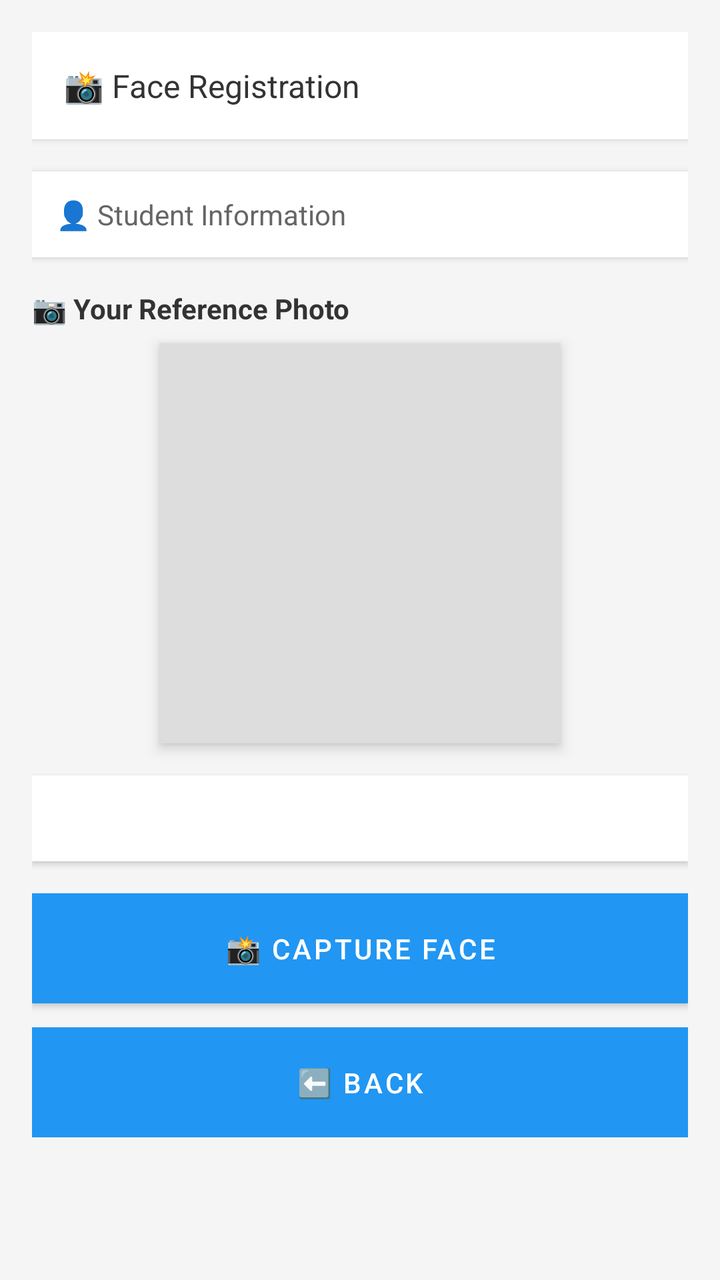
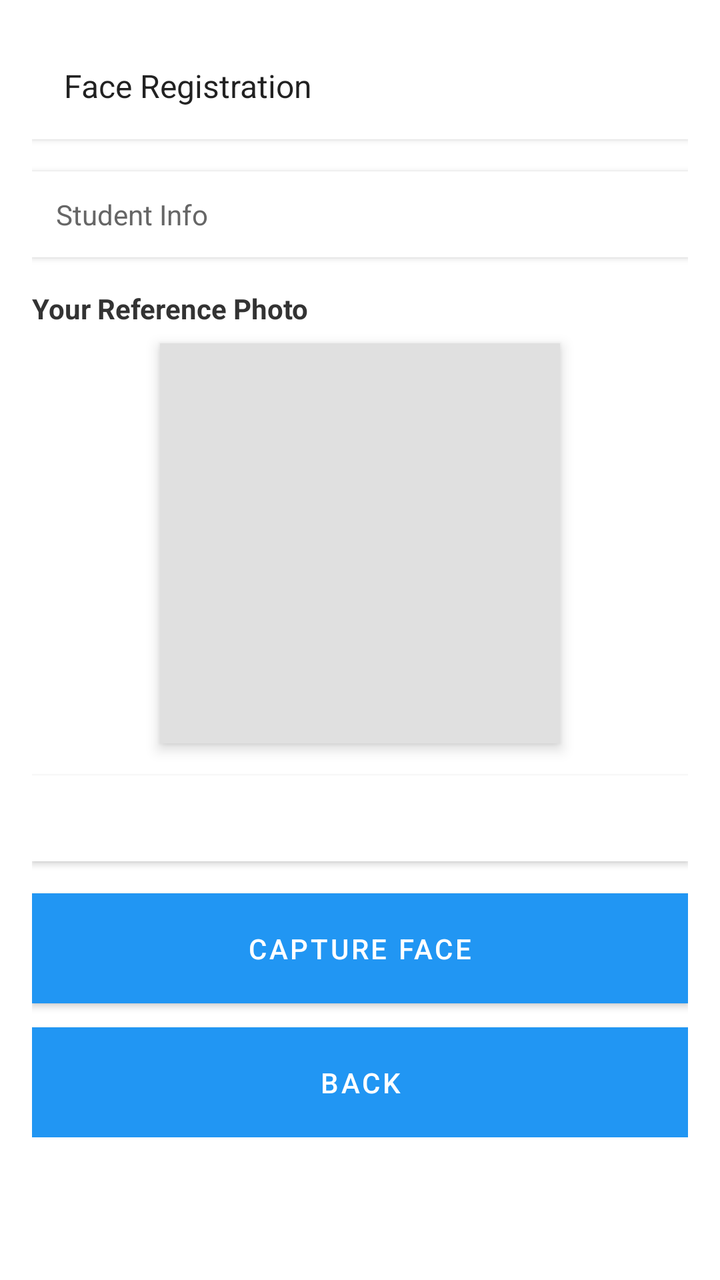

The first picture is an Android layout as it rendered before a commit; the second is the same layout after the commit. The layout source and the unified diff follow.
<!-- AndroidManifest.xml: application theme Theme.SmartAttendanceSystem -->
<!-- res/layout/activity_face_registration.xml -->
<?xml version="1.0" encoding="utf-8"?>
<ScrollView xmlns:android="http://schemas.android.com/apk/res/android"
    android:layout_width="match_parent"
    android:layout_height="match_parent"
    android:background="#f5f5f5"
    android:padding="16dp">

    <LinearLayout
        android:layout_width="match_parent"
        android:layout_height="wrap_content"
        android:orientation="vertical"
        android:gravity="center_horizontal">

        
        <TextView
            android:id="@+id/tv_instructions"
            android:layout_width="match_parent"
            android:layout_height="wrap_content"
            android:text="📸 Face Registration"
            android:textSize="16sp"
            android:textColor="#333"
            android:background="#fff"
            android:padding="16dp"
            android:layout_marginBottom="16dp"
            android:elevation="2dp" />

        
        <TextView
            android:id="@+id/tv_student_info"
            android:layout_width="match_parent"
            android:layout_height="wrap_content"
            android:text="👤 Student Information"
            android:textSize="14sp"
            android:textColor="#666"
            android:background="#fff"
            android:padding="12dp"
            android:layout_marginBottom="16dp"
            android:elevation="2dp" />

        
        <TextView
            android:layout_width="match_parent"
            android:layout_height="wrap_content"
            android:text="📷 Your Reference Photo"
            android:textSize="14sp"
            android:textColor="#333"
            android:textStyle="bold"
            android:layout_marginBottom="8dp" />

        
        <ImageView
            android:id="@+id/iv_reference_face"
            android:layout_width="200dp"
            android:layout_height="200dp"
            android:background="#ddd"
            android:scaleType="centerCrop"
            android:layout_marginBottom="16dp"
            android:elevation="4dp" />

        
        <TextView
            android:id="@+id/tv_registration_status"
            android:layout_width="match_parent"
            android:layout_height="wrap_content"
            android:text=""
            android:textSize="14sp"
            android:textColor="#666"
            android:background="#fff"
            android:padding="12dp"
            android:layout_marginBottom="16dp"
            android:elevation="2dp" />

        
        <ProgressBar
            android:id="@+id/progressBar"
            android:layout_width="wrap_content"
            android:layout_height="wrap_content"
            android:layout_marginBottom="16dp"
            android:visibility="gone" />

        
        <Button
            android:id="@+id/btn_capture_face"
            android:layout_width="match_parent"
            android:layout_height="wrap_content"
            android:text="📸 Capture Face"
            android:background="#4CAF50"
            android:textColor="#fff"
            android:padding="12dp"
            android:layout_marginBottom="12dp" />

        <Button
            android:id="@+id/btn_register_face"
            android:layout_width="match_parent"
            android:layout_height="wrap_content"
            android:text="✅ Register Face"
            android:background="#2196F3"
            android:textColor="#fff"
            android:padding="12dp"
            android:layout_marginBottom="12dp"
            android:visibility="gone" />

        <Button
            android:id="@+id/btn_back"
            android:layout_width="match_parent"
            android:layout_height="wrap_content"
            android:text="⬅️ Back"
            android:background="#757575"
            android:textColor="#fff"
            android:padding="12dp" />
    </LinearLayout>
</ScrollView>
<!-- resources referenced by this layout -->
<resources>
  <style name="Theme.SmartAttendanceSystem" parent="Theme.MaterialComponents.DayNight.NoActionBar">
          <item name="colorPrimary">@color/main_500</item>
          <item name="colorPrimaryVariant">@color/main_700</item>
          <item name="colorOnPrimary">@color/white</item>
          <item name="colorSecondary">@color/teal_700</item>
          <item name="colorSecondaryVariant">@color/teal_200</item>
          <item name="colorOnSecondary">@color/black</item>
          <item name="android:statusBarColor" tools:targetApi="l">?attr/colorPrimaryVariant</item>
      </style>
  <color name="main_500">#2196F3</color>
  <color name="main_700">#1976D2</color>
  <color name="white">#FFFFFF</color>
  <color name="teal_700">#00796B</color>
  <color name="teal_200">#80CBC4</color>
  <color name="black">#000000</color>
</resources>

<!-- the commit's change to res/layout/activity_face_registration.xml (unified diff, before → after) -->
@@ -2,7 +2,7 @@
 <ScrollView xmlns:android="http://schemas.android.com/apk/res/android"
     android:layout_width="match_parent"
     android:layout_height="match_parent"
-    android:background="#f5f5f5"
+    android:background="?attr/colorSurface"
     android:padding="16dp">
 
     <LinearLayout
@@ -16,10 +16,10 @@
             android:id="@+id/tv_instructions"
             android:layout_width="match_parent"
             android:layout_height="wrap_content"
-            android:text="📸 Face Registration"
+            android:text="@string/face_registration_title"
             android:textSize="16sp"
-            android:textColor="#333"
-            android:background="#fff"
+            android:textColor="?android:attr/textColorPrimary"
+            android:background="@color/white"
             android:padding="16dp"
             android:layout_marginBottom="16dp"
             android:elevation="2dp" />
@@ -29,7 +29,7 @@
             android:id="@+id/tv_student_info"
             android:layout_width="match_parent"
             android:layout_height="wrap_content"
-            android:text="👤 Student Information"
+            android:text="@string/student_info_title"
             android:textSize="14sp"
             android:textColor="#666"
             android:background="#fff"
@@ -41,7 +41,7 @@
         <TextView
             android:layout_width="match_parent"
             android:layout_height="wrap_content"
-            android:text="📷 Your Reference Photo"
+            android:text="@string/your_reference_photo"
             android:textSize="14sp"
             android:textColor="#333"
             android:textStyle="bold"
@@ -52,10 +52,11 @@
             android:id="@+id/iv_reference_face"
             android:layout_width="200dp"
             android:layout_height="200dp"
-            android:background="#ddd"
+            android:background="@color/image_placeholder"
             android:scaleType="centerCrop"
             android:layout_marginBottom="16dp"
-            android:elevation="4dp" />
+            android:elevation="4dp"
+            android:contentDescription="@string/desc_reference_face_image" />
 
         
         <TextView
@@ -83,9 +84,9 @@
             android:id="@+id/btn_capture_face"
             android:layout_width="match_parent"
             android:layout_height="wrap_content"
-            android:text="📸 Capture Face"
-            android:background="#4CAF50"
-            android:textColor="#fff"
+            android:text="@string/capture_face"
+            android:background="@color/success_color"
+            android:textColor="@color/white"
             android:padding="12dp"
             android:layout_marginBottom="12dp" />
 
@@ -93,9 +94,9 @@
             android:id="@+id/btn_register_face"
             android:layout_width="match_parent"
             android:layout_height="wrap_content"
-            android:text="✅ Register Face"
-            android:background="#2196F3"
-            android:textColor="#fff"
+            android:text="@string/register_face"
+            android:background="@color/primary_color"
+            android:textColor="@color/white"
             android:padding="12dp"
             android:layout_marginBottom="12dp"
             android:visibility="gone" />
@@ -104,9 +105,9 @@
             android:id="@+id/btn_back"
             android:layout_width="match_parent"
             android:layout_height="wrap_content"
-            android:text="⬅️ Back"
-            android:background="#757575"
-            android:textColor="#fff"
+            android:text="@string/back"
+            android:background="@color/text_secondary"
+            android:textColor="@color/white"
             android:padding="12dp" />
     </LinearLayout>
 </ScrollView>
<!-- resource entries referenced after the edit -->
@@ -1,5 +1,9 @@
 <!-- resources referenced by this layout -->
 <resources>
+  <color name="image_placeholder">#E0E0E0</color>
+  <color name="primary_color">#2196F3</color>
+  <color name="success_color">#4CAF50</color>
+  <color name="text_secondary">#757575</color>
   <style name="Theme.SmartAttendanceSystem" parent="Theme.MaterialComponents.DayNight.NoActionBar">
           <item name="colorPrimary">@color/main_500</item>
           <item name="colorPrimaryVariant">@color/main_700</item>
@@ -12,6 +16,13 @@
   <color name="main_500">#2196F3</color>
   <color name="main_700">#1976D2</color>
   <color name="white">#FFFFFF</color>
+  <string name="back">Back</string>
+  <string name="capture_face">Capture Face</string>
+  <string name="desc_reference_face_image">Reference Face Image</string>
+  <string name="face_registration_title">Face Registration</string>
+  <string name="register_face">Register Face</string>
+  <string name="student_info_title">Student Info</string>
+  <string name="your_reference_photo">Your Reference Photo</string>
   <color name="teal_700">#00796B</color>
   <color name="teal_200">#80CBC4</color>
   <color name="black">#000000</color>
